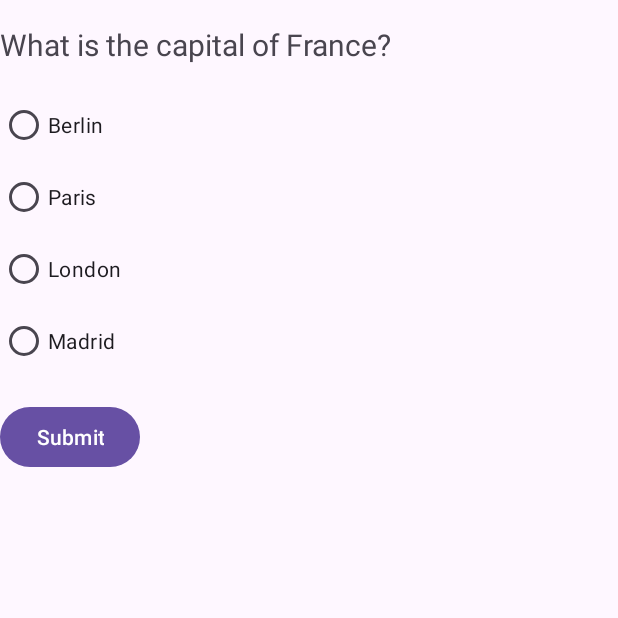
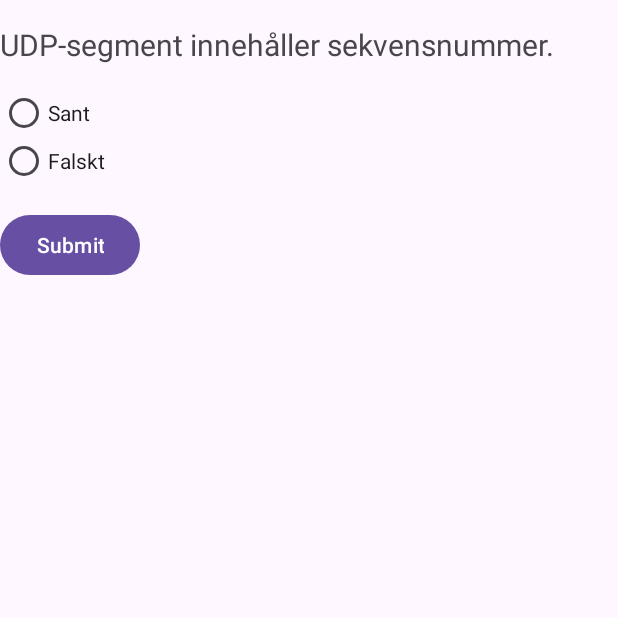
Before and after one commit to InLatorIgnis/Study, an Android app: the screen it shows after launch (MainActivity), on a phone screen of 412 x 824 dp, the top half of it. Run offline under Robolectric (Android 15) with nearby library versions, the phone set to English and light mode, and no system bars.

Commit message:
fungerande prototyp

```diff
--- /dev/null
+++ b/app/src/main/java/com/example/study/AnswerOption.java
@@ -0,0 +1,42 @@
+package com.example.study;
+
+public class AnswerOption {
+    private String answerOptionText;
+    private boolean isCorrect;
+
+    /**
+     *
+     * @param answerOptionText answer option text
+     * @param isCorrect answer option is correct or not
+     */
+    public AnswerOption(String answerOptionText, boolean isCorrect) {
+        this.answerOptionText = answerOptionText;
+        this.isCorrect = isCorrect;
+    }
+
+    /**
+     *
+     * @param answerOptions answer option text
+     * Constructor assumes false for correct answer option
+     */
+    public AnswerOption(String answerOptions){
+        this.answerOptionText = answerOptions;
+        this.isCorrect = false;
+    }
+
+    /**
+     *
+     * @return returns the option text for the AnswerOption-object
+     */
+    public String getAnswerOptionText() {
+        return answerOptionText;
+    }
+
+    /**
+     *
+     * @return returns the boolean value of the AnswerOption-object
+     */
+    public boolean getIsCorrect() {
+        return isCorrect;
+    }
+}
--- a/app/src/main/java/com/example/study/MainActivity.java
+++ b/app/src/main/java/com/example/study/MainActivity.java
@@ -1,4 +1,3 @@
-// app/src/main/java/com.example.Study/MainActivity.java
 package com.example.study;
 
 import android.os.Bundle;
@@ -11,20 +10,97 @@ import android.widget.Toast;
 
 import androidx.appcompat.app.AppCompatActivity;
 
+import java.util.ArrayList;
+import java.util.List;
+
 public class MainActivity extends AppCompatActivity {
 
     private TextView questionTextView;
     private RadioGroup answerRadioGroup;
     private Button submitButton;
-
+    private List<Question> questionBank = new ArrayList<>();
+    private int currentQuestionIndex = 0;
+    private int noCorrect = 0;
     @Override
     protected void onCreate(Bundle savedInstanceState) {
         super.onCreate(savedInstanceState);
         setContentView(R.layout.activity_main);
 
+
         questionTextView = findViewById(R.id.questionTextView);
         answerRadioGroup = findViewById(R.id.answerRadioGroup);
-        submitButton = findViewById(R.id.submitButton);
+         submitButton = findViewById(R.id.submitButton);
+
+
+        // Question i
+        List<AnswerOption> answerOptions1 = new ArrayList<>();
+        answerOptions1.add(new AnswerOption("Sant"));
+        answerOptions1.add(new AnswerOption("Falskt", true));
+        questionBank.add(new Question("UDP-segment innehåller sekvensnummer.", answerOptions1));
+
+        // Question ii
+        List<AnswerOption> answerOptions2 = new ArrayList<>();
+        answerOptions2.add(new AnswerOption("Sant"));
+        answerOptions2.add(new AnswerOption("Falskt", true));
+        questionBank.add(new Question("En dator får sin Ethernetadress från en DHCP-server.", answerOptions2));
+
+        // Question iii
+        List<AnswerOption> answerOptions3 = new ArrayList<>();
+        answerOptions3.add(new AnswerOption("Sant"));
+        answerOptions3.add(new AnswerOption("Falskt",true));
+        questionBank.add(new Question("En router skickar endast vidare de paket som skall till ett annat nät.", answerOptions3));
+
+
+// Question iv
+        List<AnswerOption> answerOptions4 = new ArrayList<>();
+        answerOptions4.add(new AnswerOption("Sant",true));
+        answerOptions4.add(new AnswerOption("Falskt"));
+        questionBank.add(new Question("Ett ICMP skickas alltid tillbaka hela vägen till avsändaren.", answerOptions4));
+
+
+// Question v
+        List<AnswerOption> answerOptions5 = new ArrayList<>();
+        answerOptions5.add(new AnswerOption("Sant",true));
+        answerOptions5.add(new AnswerOption("Falskt"));
+        questionBank.add(new Question("FDM är en analog multiplexeringsteknik som kombinerar analoga signaler.", answerOptions5));
+
+
+// Question vi
+        List<AnswerOption> answerOptions6 = new ArrayList<>();
+        answerOptions6.add(new AnswerOption("Sant",true));
+        answerOptions6.add(new AnswerOption("Falskt"));
+        questionBank.add(new Question("Jitter innebär att fördröjningen mellan en sändare och mottagare varierar så att det tar olika tid för paketen att komma fram.", answerOptions6));
+
+
+// Question vii
+        List<AnswerOption> answerOptions7 = new ArrayList<>();
+        answerOptions7.add(new AnswerOption("Sant"));
+        answerOptions7.add(new AnswerOption("Falskt",true));
+        questionBank.add(new Question("Inom köteorin anger µ medeltiden mellan två betjäningar.", answerOptions7));
+
+
+// Question viii
+        List<AnswerOption> answerOptions8 = new ArrayList<>();
+        answerOptions8.add(new AnswerOption("Sant"));
+        answerOptions8.add(new AnswerOption("Falskt",true));
+        questionBank.add(new Question("LEO-satelliter används till exempel för GPS.", answerOptions8));
+
+
+// Question ix
+        List<AnswerOption> answerOptions9 = new ArrayList<>();
+        answerOptions9.add(new AnswerOption("Sant",true));
+        answerOptions9.add(new AnswerOption("Falskt"));
+        questionBank.add(new Question("LINUX-kommandot if config (som användes i laboration) visar vilka nätverkskort som datorn har och vilka Ethernet- respektive IPadresser som de har.", answerOptions9));
+
+
+// Question x
+        List<AnswerOption> answerOptions10 = new ArrayList<>();
+        answerOptions10.add(new AnswerOption("Sant"));
+        answerOptions10.add(new AnswerOption("Falskt",true));
+        questionBank.add(new Question("ARP gör det möjligt för en dator att ta reda på Ethernetadressen för vilken annan dator som helst på Internet.", answerOptions10));
+
+
+    displayQuestion();
 
         submitButton.setOnClickListener(new View.OnClickListener() {
             @Override
@@ -34,6 +110,28 @@ public class MainActivity extends AppCompatActivity {
         });
     }
 
+    private void displayQuestion() {
+        // Clear previous answer options
+        answerRadioGroup.clearCheck();
+        answerRadioGroup.removeAllViews();
+
+        // Get the current question
+        Question temp = questionBank.get(currentQuestionIndex);
+
+        // Set question text
+        questionTextView.setText(temp.getQuestionText());
+
+        // Add radio buttons for each answer option
+        for (AnswerOption answerOption : temp.getAnswerOptionsList()) {
+            RadioButton radioButton = new RadioButton(this);
+            radioButton.setText(answerOption.getAnswerOptionText());
+            answerRadioGroup.addView(radioButton);
+        }
+    }
+
+    private void showToast (String message){
+        Toast.makeText(this, message, Toast.LENGTH_SHORT).show();
+    }
     private void checkAnswer() {
         int selectedId = answerRadioGroup.getCheckedRadioButtonId();
 
@@ -41,20 +139,30 @@ public class MainActivity extends AppCompatActivity {
             RadioButton selectedRadioButton = findViewById(selectedId);
             String answer = selectedRadioButton.getText().toString();
 
-            if (answer.equals("Paris")) {
-                // Correct answer
-                showToast("Correct!");
-            } else {
-                // Incorrect answer
-                showToast("Incorrect. Try again!");
-            }
+            // Check if the selected answer is correct
+            for (AnswerOption answerOption : questionBank.get(currentQuestionIndex).getAnswerOptionsList()) {
+                 {
+                     if(answerOption.getIsCorrect()) {
+                         // Correct answer
+                         noCorrect++;
+                     }
+                        // Load next question
+                        currentQuestionIndex++;
+                        if (currentQuestionIndex < questionBank.size()) {
+                            displayQuestion();
+                        } else {
+                            showToast("Quiz completed!"+" "+noCorrect+"/"+questionBank.size()+" correct answers");
+3
+                        }
+
+                    }
+                    return;
+                }
+
         } else {
             // No answer selected
             showToast("Please select an answer.");
         }
     }
 
-    private void showToast(String message) {
-        Toast.makeText(this, message, Toast.LENGTH_SHORT).show();
-    }
 }
--- /dev/null
+++ b/app/src/main/java/com/example/study/Question.java
@@ -0,0 +1,54 @@
+package com.example.study;
+
+import com.example.study.AnswerOption;
+
+import java.util.ArrayList;
+import java.util.Collections;
+import java.util.List;
+
+public class Question {
+    private String questionText;
+    private List<AnswerOption> answerOptionsList;
+
+    /**
+     *
+     * @param questionText sets the question text
+     * @param answerOptionsList sets the answer options from a list of type AnswerOption
+     */
+    public Question (String questionText, List<AnswerOption> answerOptionsList){
+        this.questionText = questionText;
+        this.answerOptionsList = answerOptionsList;
+    }
+
+    /**
+     *
+     * @return returns the question text of the question object
+     */
+    public String getQuestionText() {
+        return questionText;
+    }
+
+    /**
+     *
+     * @return retuns a list answer options of the question object
+     */
+    public List<AnswerOption> getAnswerOptionsList() {
+        return answerOptionsList;
+    }
+
+    /**
+     *
+     * @return returns a list answer options of the question object in random order
+     */
+    public List<AnswerOption> getRandomOrderAnswerOptionsList() {
+        // make a copy of answerOptionsList
+        List<AnswerOption> randomOrderAnswerOptionsList = new ArrayList<AnswerOption>(answerOptionsList);
+        // randomize the order of randomOrderAnswerOptionsList
+
+        // Randomize the order of randomOrderAnswerOptionsList using Fisher-Yates shuffle
+        Collections.shuffle(randomOrderAnswerOptionsList);
+
+        return randomOrderAnswerOptionsList;
+    }
+
+}
--- a/app/src/main/res/layout/activity_main.xml
+++ b/app/src/main/res/layout/activity_main.xml
@@ -19,31 +19,8 @@
         android:layout_height="wrap_content"
         android:layout_below="@id/questionTextView"
         android:layout_marginTop="16dp">
+    </RadioGroup>
 
-        <RadioButton
-            android:id="@+id/option1RadioButton"
-            android:layout_width="wrap_content"
-            android:layout_height="wrap_content"
-            android:text="Berlin" />
-
-        <RadioButton
-            android:id="@+id/option2RadioButton"
-            android:layout_width="wrap_content"
-            android:layout_height="wrap_content"
-            android:text="Paris" />
-
-        <RadioButton
-            android:id="@+id/option3RadioButton"
-            android:layout_width="wrap_content"
-            android:layout_height="wrap_content"
-            android:text="London" />
-
-        <RadioButton
-            android:id="@+id/option4RadioButton"
-            android:layout_width="wrap_content"
-            android:layout_height="wrap_content"
-            android:text="Madrid" />
-    </RadioGroup>
 
     <Button
         android:id="@+id/submitButton"
--- a/app/src/main/res/values-night/themes.xml
+++ b/app/src/main/res/values-night/themes.xml
@@ -2,6 +2,6 @@
     <!-- Base application theme. -->
     <style name="Base.Theme.Study" parent="Theme.Material3.DayNight.NoActionBar">
         <!-- Customize your dark theme here. -->
-        <!-- <item name="colorPrimary">@color/my_dark_primary</item> -->
+        <item name="colorPrimary">@color/my_dark_primary</item>
     </style>
 </resources>
--- a/app/src/main/res/values/colors.xml
+++ b/app/src/main/res/values/colors.xml
@@ -2,4 +2,9 @@
 <resources>
     <color name="black">#FF000000</color>
     <color name="white">#FFFFFFFF</color>
+
+        <color name="my_dark_primary">#3F51B5</color>
+        <!-- Add more color definitions if needed -->
+
+
 </resources>
```
